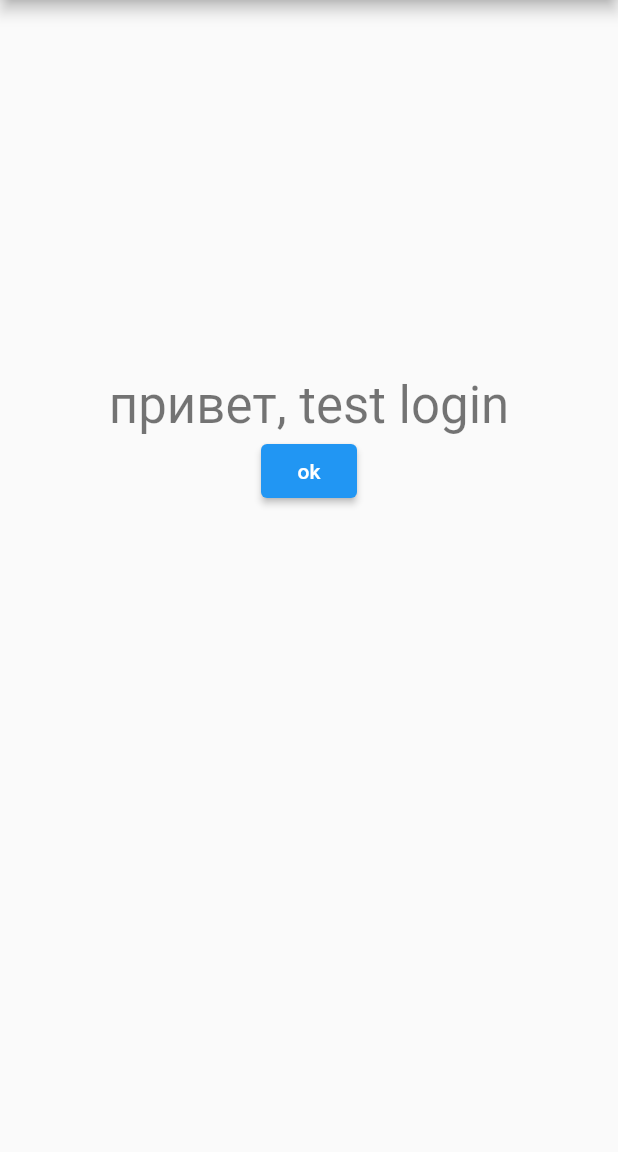
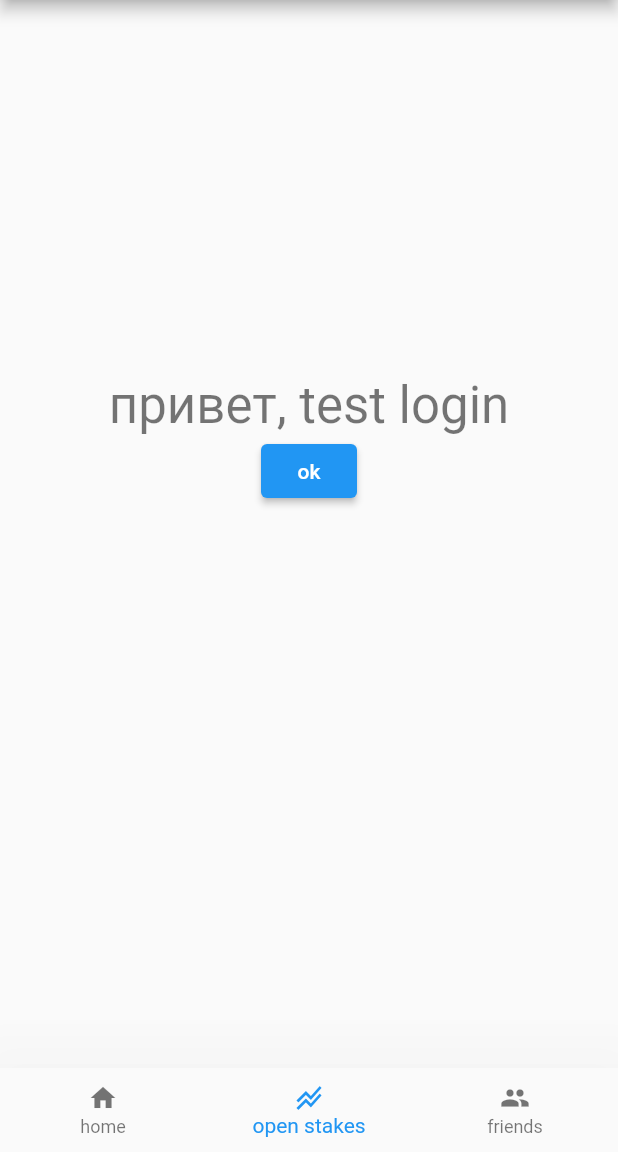
Before and after one commit to EugeneShelukhin/naspor, a Flutter app: the screen it shows after launch, after a tap on "Login", on a phone screen of 412 x 824 dp, the part 84-1236 px from its top. Run offline on Flutter 3.47's test engine with Material 2 defaults, Android fonts, the phone set to English and light mode, and no system bars.

Commit message:
bottom nav bar

```diff
--- a/lib/components/animatedWelcomeText.dart
+++ b/lib/components/animatedWelcomeText.dart
@@ -19,8 +19,7 @@ class _AnimatedWelcomeTextState extends State<AnimatedWelcomeText>{
   @override
   Widget build(BuildContext context){
     return Column(
-        //mainAxisAlignment: MainAxisAlignment.center,
-        crossAxisAlignment: CrossAxisAlignment.center,
+      crossAxisAlignment: CrossAxisAlignment.center,
       children:<Widget>[
         AnimatedContainer(
           duration: Duration(milliseconds: 750),
--- a/lib/main.dart
+++ b/lib/main.dart
@@ -23,6 +23,8 @@ class _MyAppState extends State<MyApp> {
     setState(() => _userLogin=null);
   }
 
+  bool _isLoggedIn()=>_userLogin!=null;
+
   @override
   Widget build(BuildContext context) {
     return MaterialApp(
@@ -42,8 +44,17 @@ class _MyAppState extends State<MyApp> {
             ],
           ),],
         ),
-        body: (_userLogin ==null )? LoginPage(setUserLogin: _setUserLogin): WelcomePage(name: _userLogin!)
-        // This trailing comma makes auto-formatting nicer for build methods.
+        body: (_userLogin == null )? LoginPage(setUserLogin: _setUserLogin): WelcomePage(name: _userLogin!)
+        ,bottomNavigationBar: (_userLogin == null )? null: BottomNavigationBar(items: [
+          BottomNavigationBarItem(label:"home", icon: Icon(Icons.home)),
+          BottomNavigationBarItem(label:"open stakes", icon: Icon(Icons.stacked_line_chart)),
+          BottomNavigationBarItem(label:"friends", icon: Icon(Icons.people)),
+          //BottomNavigationBarItem(label:"Wallet",icon: Icon(Icons.account_balance_wallet_outlined)),
+      ],
+      currentIndex: 1,
+      iconSize: 20,
+        elevation: 50,
+      ),
       )
     );
   }
```
